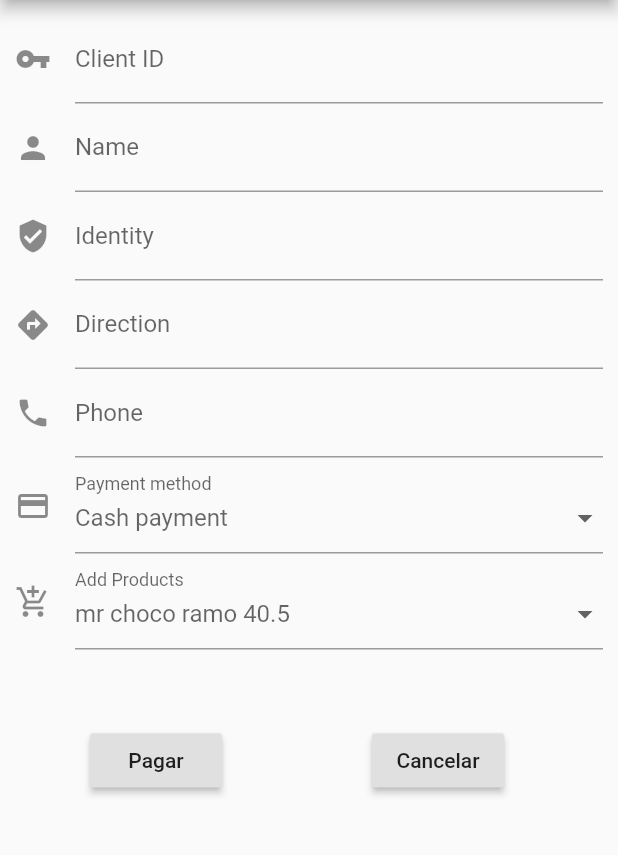
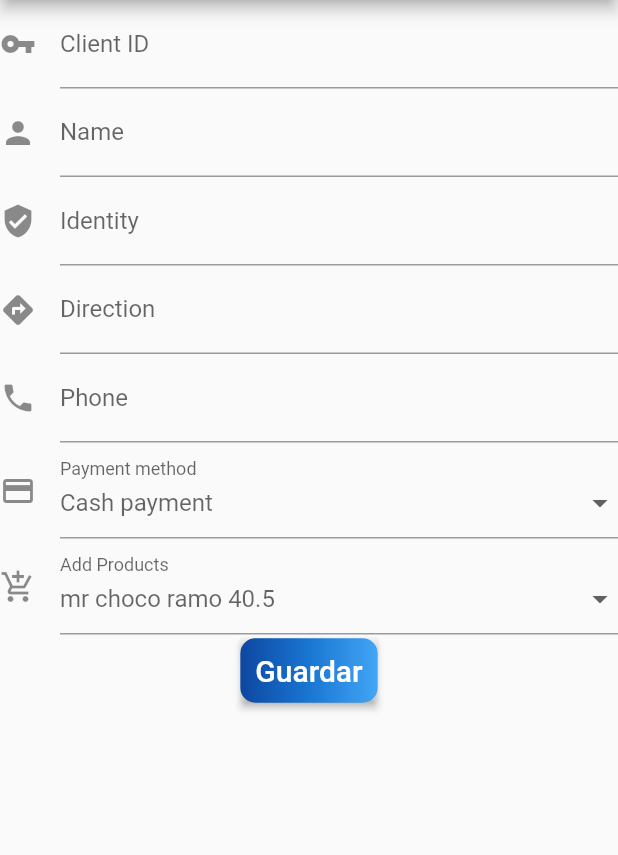
Before and after one commit to yeison34k/hiberus, a Flutter app: the screen it shows after launch, on a phone screen of 412 x 824 dp, the part 84-939 px from its top. Run offline on Flutter 3.47's test engine with Material 2 defaults, Android fonts, the phone set to English and light mode, and no system bars.

Commit message:
update app mobil

```diff
--- a/hiberus_app/lib/main.dart
+++ b/hiberus_app/lib/main.dart
@@ -1,4 +1,7 @@
+import 'dart:convert';
+
 import 'package:flutter/material.dart';
+import 'package:http/http.dart';
 
 void main() => runApp(MyApp());
 
@@ -27,10 +30,10 @@ class MyCustomForm extends StatefulWidget {
 }
 
 class MyCustomFormState extends State<MyCustomForm> {
-
     final _formKey = GlobalKey<FormState>();
     var _currentSelectedValue = "Cash payment";
     var textStyle = "";
+    List productsPay = [];
 
     final _currencies = [
         "Cash payment",
@@ -61,11 +64,48 @@ class MyCustomFormState extends State<MyCustomForm> {
         "cost": 40.500
     };
 
+    Map<String, dynamic> example = {
+        "order": {
+            "clientId": "1",
+            "direction": "calle 43 # 11- 23",
+            "products": [
+                {
+                    "id": 1,
+                    "quantity": 11,
+                    "cost": 30.200
+                },
+                {
+                    "id": 2,
+                    "quantity": 2,
+                    "cost": 10.300
+                }
+            ]
+        },
+        "bill" : {
+            "phone": "3174568954",
+            "clientIdentity": "123938463",
+            "clientName": "yeison aristizabal",
+            "paymentMethod": "Efectivo"
+        }
+    };
+
+    guardar() async {
+        var headers = {
+            'Content-Type': 'application/json'
+        };
+        var url = 'http://192.168.1.15:8989/api/payment';
+        var response = await post(url, body:  json.encode(example), headers: headers);
+        var data = jsonDecode(response.body);
+        print(data);
+    }
+
     Form form() {
         return  Form(
             key: _formKey,
             autovalidate: true,
             child: ListView(
+                    scrollDirection: Axis.vertical,
+                    shrinkWrap: true,
                     children: <Widget>[
                         TextFormField(
                             decoration: const InputDecoration(
@@ -168,35 +208,6 @@ class MyCustomFormState extends State<MyCustomForm> {
                                 );
                             },
                         ),
-                        Row(
-                            crossAxisAlignment: CrossAxisAlignment.center,
-                            children: <Widget>[
-                                Padding(
-                                    padding: EdgeInsets.all(50),
-                                    child: RaisedButton(
-                                        onPressed: () {
-                                            if (_formKey.currentState.validate()) {
-                                                Scaffold.of(context)
-                                                    .showSnackBar(SnackBar(content: Text('Processing Data')));
-                                            }
-                                        },
-                                        child: Text('Pagar'),
-                                    ),
-                                ),
-                                Padding(
-                                    padding: EdgeInsets.all(50),
-                                    child: RaisedButton(
-                                        onPressed: () {
-                                            if (_formKey.currentState.validate()) {
-                                                Scaffold.of(context)
-                                                    .showSnackBar(SnackBar(content: Text('Processing Data')));
-                                            }
-                                        },
-                                        child: Text('Cancelar'),
-                                    ),
-                                )
-                            ],
-                        )
                     ],
                 ),
         );
@@ -208,9 +219,34 @@ class MyCustomFormState extends State<MyCustomForm> {
         return new SafeArea(
             top: true,
             bottom: true,
-            child: Padding(
-                padding: EdgeInsets.all(10),
-                child: form()
+            child: Container(
+                child: Column(
+                    children: <Widget>[
+                        form(),
+                        RaisedButton(
+                            onPressed: () {
+                                guardar().toString();
+                            },
+                            textColor: Colors.white,
+                            color: Colors.transparent,
+                            padding: const EdgeInsets.all(0.0),
+                            child: Container(
+                                decoration: const BoxDecoration(
+                                    borderRadius: BorderRadius.all( Radius.circular(10)),
+                                    gradient: LinearGradient(
+                                        colors: <Color>[
+                                            Color(0xFF0D47A1),
+                                            Color(0xFF1976D2),
+                                            Color(0xFF42A5F5),
+                                        ],
+                                    ),
+                                ),
+                                padding: EdgeInsets.all(10.0),
+                                child: Text('Guardar', style: TextStyle(fontSize: 20)),
+                            ),
+                        )
+                    ],
+                ),
             )
         );
     }
--- a/hiberus_app/pubspec.yaml
+++ b/hiberus_app/pubspec.yaml
@@ -17,6 +17,7 @@ environment:
   sdk: ">=2.1.0 <3.0.0"
 
 dependencies:
+  http: ^0.12.0+4
   flutter:
     sdk: flutter
 
```
Also changed, not shown: hiberus_app/pubspec.lock, 6 other files.
